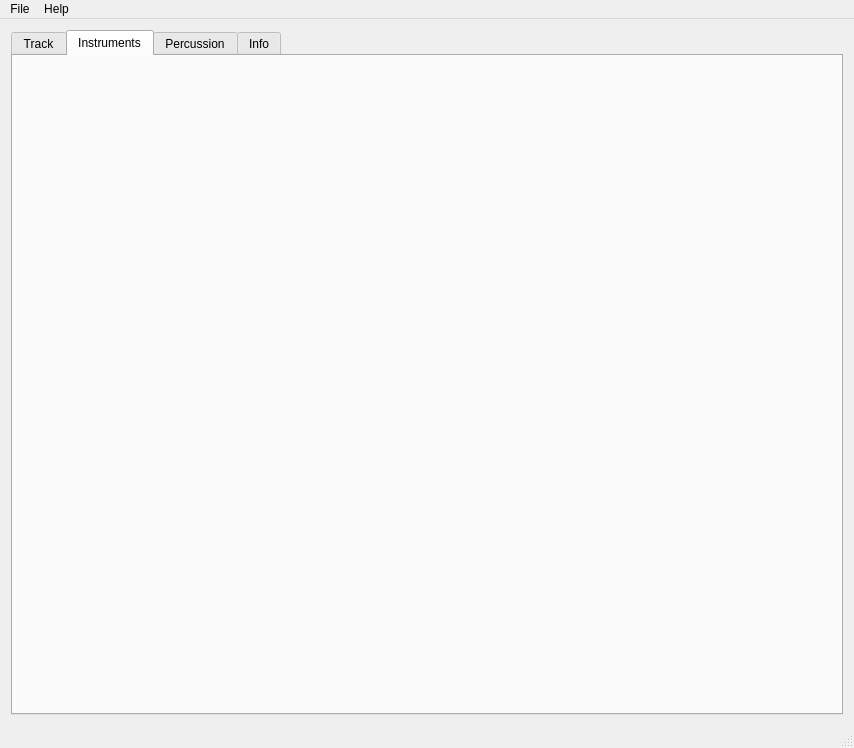
The window that mainwindow.ui (steux/tiatracker) describes before a commit, drawn with Qt 5.
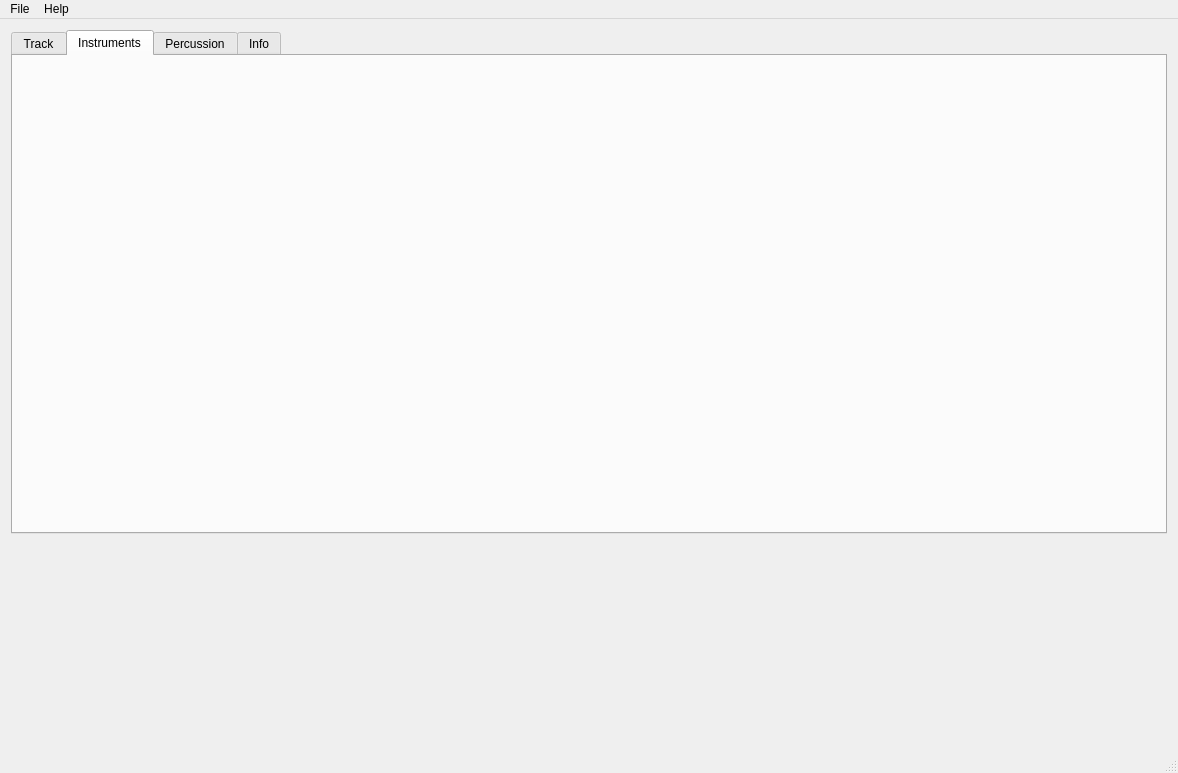
The same window after the commit. Custom widgets are drawn as their Qt base class.

Commit message: - added skeleton for keyboard

Diff of the .ui file:
```diff
--- a/mainwindow.ui
+++ b/mainwindow.ui
@@ -6,8 +6,8 @@
    <rect>
     <x>0</x>
     <y>0</y>
-    <width>854</width>
-    <height>748</height>
+    <width>1178</width>
+    <height>773</height>
    </rect>
   </property>
   <property name="windowTitle">
@@ -42,6 +42,16 @@
       </widget>
      </widget>
     </item>
+    <item>
+     <widget class="PianoKeyboard" name="widget" native="true">
+      <property name="minimumSize">
+       <size>
+        <width>800</width>
+        <height>200</height>
+       </size>
+      </property>
+     </widget>
+    </item>
    </layout>
   </widget>
   <widget class="QMenuBar" name="menuBar">
@@ -49,7 +59,7 @@
     <rect>
      <x>0</x>
      <y>0</y>
-     <width>854</width>
+     <width>1178</width>
      <height>21</height>
     </rect>
    </property>
@@ -111,6 +121,14 @@
   </action>
  </widget>
  <layoutdefault spacing="6" margin="11"/>
+ <customwidgets>
+  <customwidget>
+   <class>PianoKeyboard</class>
+   <extends>QWidget</extends>
+   <header>pianokeyboard.h</header>
+   <container>1</container>
+  </customwidget>
+ </customwidgets>
  <resources/>
  <connections/>
 </ui>
```
The commit also changes 3 other files.
